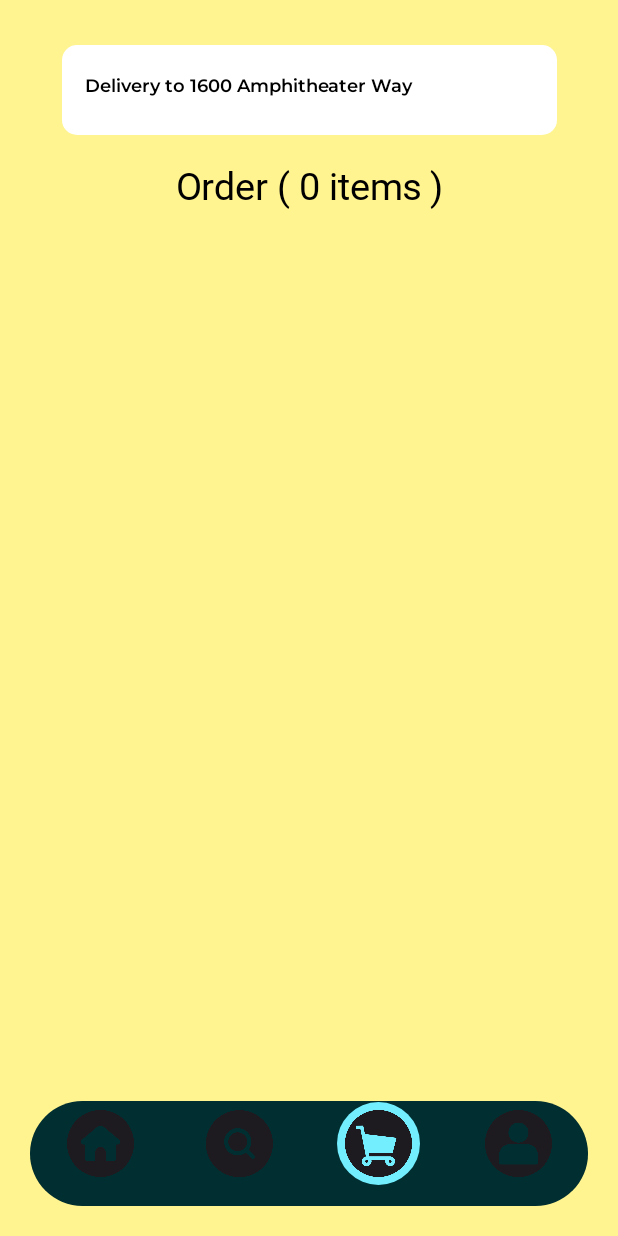
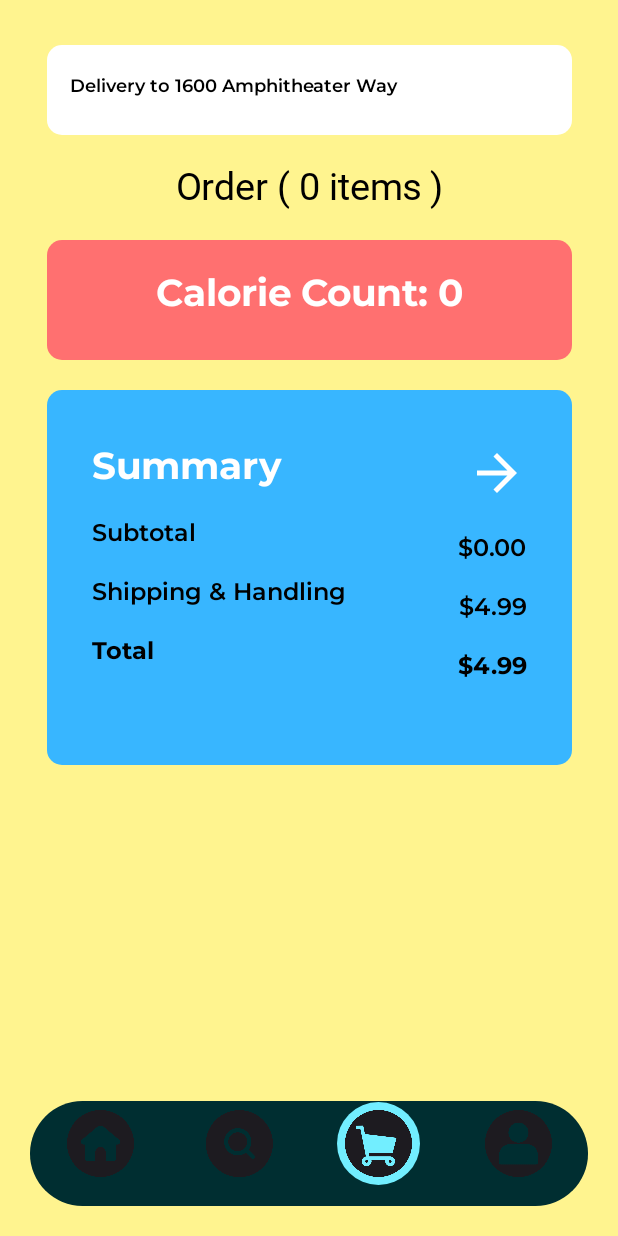
Before and after one commit to mdhanush11923/Snack-Squad, an Android app built with Jetpack Compose: the CartScreen screen opened through its navigation route, on a phone screen of 412 x 824 dp. Run offline under Robolectric (Android 15) with nearby library versions, the phone set to English and light mode, and no system bars; our stand-ins replace accompanist; Roboto replaces fonts that are not available here.

Commit message:
Added more features to Cart

```diff
--- a/app/src/main/java/com/example/snacksquad/Cart.kt
+++ b/app/src/main/java/com/example/snacksquad/Cart.kt
@@ -2,10 +2,12 @@ package com.example.snacksquad
 
 sealed class Cart(
     var qty: Int,
+    var cal: Int,
+    var total: Float,
     val foodItems: MutableList<FoodDetail>,
     val foodNames: MutableList<String>
 ) {
-    object cart: Cart(0, mutableListOf<FoodDetail>(), mutableListOf<String>())
+    object cart: Cart(0, 0, 0f, mutableListOf<FoodDetail>(), mutableListOf<String>())
 
     fun AddToCart(item: FoodDetail) {
         if (item.name in foodNames) {
@@ -17,6 +19,8 @@ sealed class Cart(
             cart.foodItems.add(item)
             cart.foodNames.add(item.name)
         }
+        cal += item.cal
+        total += item.price
     }
 
     fun RemoveFromCart(item: FoodDetail) {
@@ -30,10 +34,19 @@ sealed class Cart(
                 cart.foodItems[ind].qty--
             }
         }
+        cal -= item.cal
+        total -= item.price
+        if (total < 0)
+            total = 0f
     }
 
     fun DeleteFromCart(item: FoodDetail) {
         val ind = foodNames.indexOf(item.name)
+        cal -= foodItems[ind].cal * foodItems[ind].qty
+        total -= foodItems[ind].price * foodItems[ind].qty
+        if (total < 0)
+            total = 0f
+
         cart.foodItems.removeAt(ind)
         cart.foodNames.removeAt(ind)
         cart.qty--
--- a/app/src/main/java/com/example/snacksquad/CartScreen.kt
+++ b/app/src/main/java/com/example/snacksquad/CartScreen.kt
@@ -24,6 +24,7 @@ import androidx.compose.material.Icon
 import androidx.compose.material.Surface
 import androidx.compose.material.Text
 import androidx.compose.material.icons.Icons
+import androidx.compose.material.icons.filled.ArrowForward
 import androidx.compose.material.icons.filled.Clear
 import androidx.compose.runtime.Composable
 import androidx.compose.runtime.mutableStateOf
@@ -55,7 +56,7 @@ fun CartScreen() {
             color = Color.White,
             shape = RoundedCornerShape(10.dp),
             modifier = Modifier
-                .width(330.dp)
+                .width(350.dp)
                 .height(60.dp),
         ) {
             Text(
@@ -83,13 +84,126 @@ fun CartScreen() {
             contentPadding = PaddingValues(
                 start = 10.dp,
                 end = 10.dp,
-                top = 10.dp
+                top = 10.dp,
+                bottom = 110.dp
             ),
-            verticalArrangement = Arrangement.spacedBy(10.dp)
+            verticalArrangement = Arrangement.spacedBy(15.dp)
         ) {
             items(Cart.cart.GetCartItems()) { item: FoodDetail ->
                 if (item.qty > 0)
                     CreateCartColumn(item = item)
+            }
+            item {
+                Surface(
+                    color = Color(0xFFFF7070),
+                    modifier = Modifier
+                        .width(350.dp)
+                        .height(80.dp),
+                    shape = RoundedCornerShape(10.dp),
+                    elevation = 0.dp
+                ) {
+                    val cal = remember { mutableStateOf(Cart.cart.cal) }
+                    Text(
+                        text = "Calorie Count: ${cal.value}",
+                        textAlign = TextAlign.Center,
+                        fontSize = 25.sp,
+                        color = Color.White,
+                        fontFamily = FontFamily(Font(R.font.montserrat_bold)),
+                        modifier = Modifier
+                            .padding(top = 20.dp)
+                    )
+                }
+
+                Spacer(modifier = Modifier.padding(10.dp))
+
+                Surface(
+                    color = Color(0xFF38B6FF),
+                    modifier = Modifier
+                        .width(350.dp)
+                        .height(250.dp),
+                    shape = RoundedCornerShape(10.dp),
+                    elevation = 0.dp
+                ) {
+                    Column(
+                        verticalArrangement = Arrangement.Top,
+                        horizontalAlignment = Alignment.Start,
+                        modifier = Modifier
+                            .padding(horizontal = 30.dp, vertical = 35.dp)
+                            .fillMaxSize()
+                    ) {
+                        Text(
+                            text = "Summary",
+                            fontSize = 25.sp,
+                            color = Color.White,
+                            fontFamily = FontFamily(Font(R.font.montserrat_bold)),
+                            modifier = Modifier
+                                .padding(top = 0.dp)
+                        )
+
+                        Text(
+                            text = "Subtotal",
+                            fontSize = 16.sp,
+                            fontFamily = FontFamily(Font(R.font.montserrat_semibold)),
+                            modifier = Modifier
+                                .padding(top = 20.dp)
+                        )
+
+                        Text(
+                            text = "Shipping & Handling",
+                            fontSize = 16.sp,
+                            fontFamily = FontFamily(Font(R.font.montserrat_semibold)),
+                            modifier = Modifier
+                                .padding(top = 20.dp)
+                        )
+
+                        Text(
+                            text = "Total",
+                            fontSize = 16.sp,
+                            fontFamily = FontFamily(Font(R.font.montserrat_bold)),
+                            modifier = Modifier
+                                .padding(top = 20.dp)
+                        )
+                    }
+
+                    Column(
+                        verticalArrangement = Arrangement.Top,
+                        horizontalAlignment = Alignment.End,
+                        modifier = Modifier
+                            .padding(horizontal = 30.dp, vertical = 35.dp)
+                            .fillMaxSize()
+                    ) {
+                        Icon(
+                            Icons.Default.ArrowForward,
+                            contentDescription = "",
+                            tint = Color.White,
+                            modifier = Modifier.size(40.dp)
+                        )
+
+                        Text(
+                            text = "$${String.format("%.2f", Cart.cart.total)}",
+                            fontSize = 16.sp,
+                            fontFamily = FontFamily(Font(R.font.montserrat_semibold)),
+                            modifier = Modifier
+                                .padding(top = 20.dp)
+                        )
+
+                        Text(
+                            text = "$4.99",
+                            fontSize = 16.sp,
+                            fontFamily = FontFamily(Font(R.font.montserrat_semibold)),
+                            modifier = Modifier
+                                .padding(top = 20.dp)
+                        )
+
+                        Text(
+                            text = "$${String.format("%.2f", Cart.cart.total + 4.99)}",
+                            fontSize = 16.sp,
+                            fontFamily = FontFamily(Font(R.font.montserrat_bold)),
+                            modifier = Modifier
+                                .padding(top = 20.dp)
+                        )
+                    }
+                }
             }
         }
     }
@@ -219,7 +333,6 @@ fun CreateCartColumn(item: FoodDetail) {
             ) {
                 Icon(Icons.Default.Clear, contentDescription = "")
             }
-
         }
     }
 }
--- a/app/src/main/java/com/example/snacksquad/FoodScreen.kt
+++ b/app/src/main/java/com/example/snacksquad/FoodScreen.kt
@@ -70,7 +70,7 @@ fun FoodScreen(navController: NavController, sharedViewModel: SharedViewModel) {
                 }
             }
 
-            Spacer(modifier = Modifier.padding(10.dp))
+        Spacer(modifier = Modifier.padding(10.dp))
 
         Surface(
             color = Color(0xFF53DEE8),
@@ -238,7 +238,7 @@ fun FoodScreen(navController: NavController, sharedViewModel: SharedViewModel) {
                     modifier = Modifier
                         .padding(start = 50.dp, end = 10.dp)
                 ) {
-                    val qty = remember { mutableStateOf(item?.qty!!) }
+                    val qty = remember { mutableStateOf(Cart.cart.GetItemQty(item?.name!!)) }
 
                     Text(
                         text = "Quantity",
@@ -251,8 +251,10 @@ fun FoodScreen(navController: NavController, sharedViewModel: SharedViewModel) {
                             .size(25.dp)
                             .clickable {
                                 if (qty.value > 0) {
-                                    qty.value--;
-                                    item?.qty = qty.value
+                                    qty.value--
+                                    if (item != null) {
+                                        Cart.cart.RemoveFromCart(item)
+                                    }
                                 }
                             }
                     ) {
@@ -273,7 +275,9 @@ fun FoodScreen(navController: NavController, sharedViewModel: SharedViewModel) {
                             .size(25.dp)
                             .clickable {
                                 qty.value++
-                                item?.qty = qty.value
+                                if (item != null) {
+                                    Cart.cart.AddToCart(item)
+                                }
                             }
                     ) {
                         Image(
```
